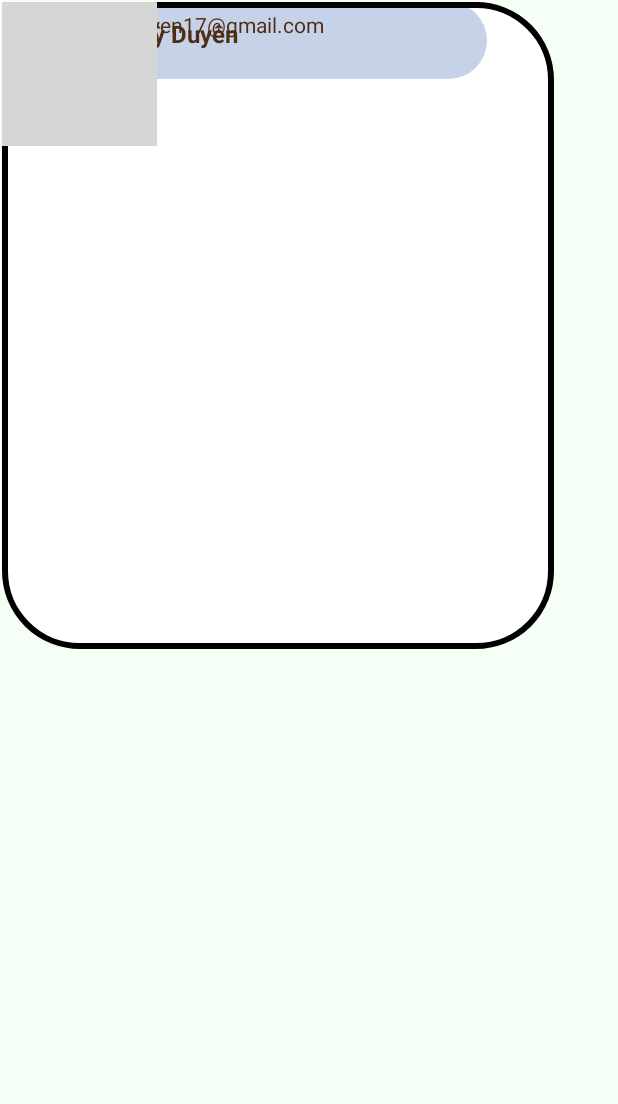
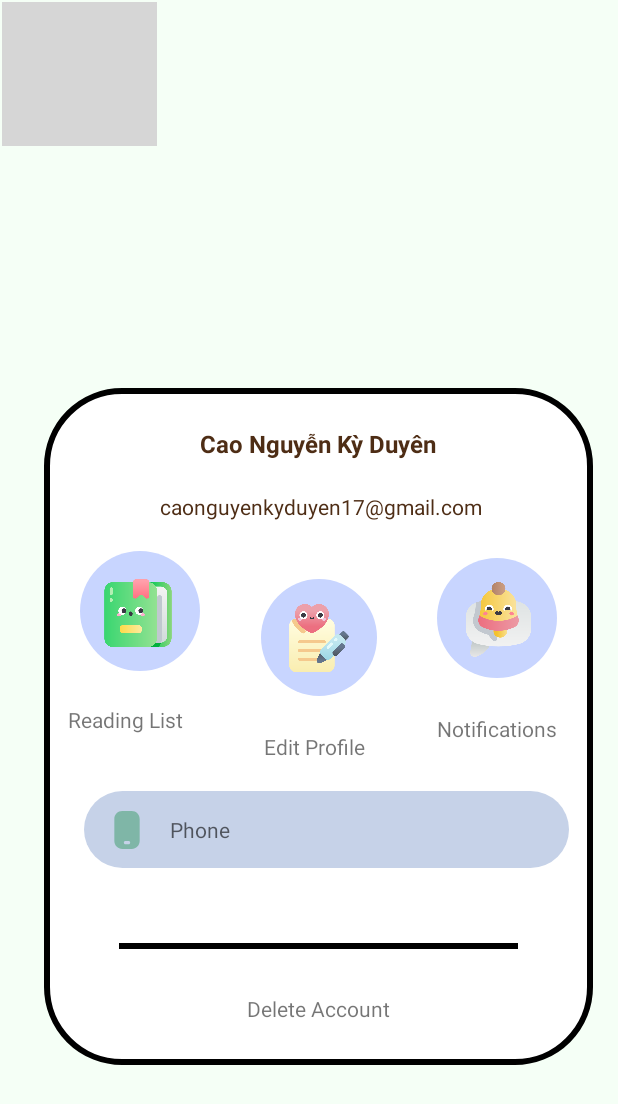
Before and after one commit to JimDaDa/ReadingBooks_Final, an Android app: the layout fragment_account.xml on its own in the app's theme, with its tools: preview values and no code run, on a phone screen of 412 x 824 dp. Shown: the top 1104 px of the screen. Run offline under Robolectric (Android 15) with nearby library versions, the phone set to English and light mode, and no system bars; grey boxes are pictures that could not be loaded.

Commit message:
//Thanh Thảo update

```diff
--- a/app/src/main/res/layout/fragment_account.xml
+++ b/app/src/main/res/layout/fragment_account.xml
@@ -1,5 +1,5 @@
 <?xml version="1.0" encoding="utf-8"?>
-<ScrollView
+<androidx.constraintlayout.widget.ConstraintLayout
     xmlns:android="http://schemas.android.com/apk/res/android"
     xmlns:app="http://schemas.android.com/apk/res-auto"
     xmlns:tools="http://schemas.android.com/tools"
@@ -8,26 +8,29 @@
     android:background="@color/background"
     android:padding="1dp">
 
-    <androidx.constraintlayout.widget.ConstraintLayout
-        android:layout_width="match_parent"
-        android:layout_height="wrap_content"
-        android:background="@color/background">
-
 
     <androidx.constraintlayout.widget.ConstraintLayout
-            android:layout_width="368dp"
-            android:layout_height="431dp"
+        android:layout_width="366dp"
+        android:layout_height="451dp"
         android:background="@drawable/background_border"
-            tools:layout_editor_absoluteX="19dp"
-            tools:layout_editor_absoluteY="176dp">
+        app:layout_constraintBottom_toBottomOf="parent"
+        app:layout_constraintEnd_toEndOf="parent"
+        app:layout_constraintHorizontal_bias="0.644"
+        app:layout_constraintStart_toStartOf="parent"
+        app:layout_constraintTop_toTopOf="parent"
+        app:layout_constraintVertical_bias="0.696">
+
 
         <androidx.constraintlayout.widget.ConstraintLayout
             android:id="@+id/constraintLayout2"
             android:layout_width="80dp"
             android:layout_height="80dp"
+            android:layout_marginEnd="24dp"
             android:background="@drawable/circle"
-                tools:layout_editor_absoluteX="261dp"
-                tools:layout_editor_absoluteY="134dp">
+            app:layout_constraintBottom_toTopOf="@+id/textView10"
+            app:layout_constraintEnd_toEndOf="parent"
+            app:layout_constraintTop_toTopOf="parent"
+            app:layout_constraintVertical_bias="0.825">
 
             <ImageView
                 android:id="@+id/imageView4"
@@ -42,11 +45,15 @@
         </androidx.constraintlayout.widget.ConstraintLayout>
 
         <androidx.constraintlayout.widget.ConstraintLayout
+            android:id="@+id/constraintLayout3"
             android:layout_width="80dp"
             android:layout_height="80dp"
+            android:layout_marginStart="24dp"
             android:background="@drawable/circle"
-                tools:layout_editor_absoluteX="23dp"
-                tools:layout_editor_absoluteY="134dp">
+            app:layout_constraintBottom_toTopOf="@+id/textView6"
+            app:layout_constraintStart_toStartOf="parent"
+            app:layout_constraintTop_toTopOf="parent"
+            app:layout_constraintVertical_bias="0.825">
 
             <ImageView
                 android:id="@+id/imageView5"
@@ -62,14 +69,15 @@
 
         </androidx.constraintlayout.widget.ConstraintLayout>
 
-
         <androidx.constraintlayout.widget.ConstraintLayout
             android:id="@+id/constraintLayout"
-                android:layout_width="80dp"
-                android:layout_height="80dp"
+            android:layout_width="77dp"
+            android:layout_height="78dp"
+            android:layout_marginBottom="24dp"
             android:background="@drawable/circle"
-                tools:layout_editor_absoluteX="152dp"
-                tools:layout_editor_absoluteY="134dp">
+            app:layout_constraintBottom_toTopOf="@+id/textView9"
+            app:layout_constraintEnd_toStartOf="@+id/constraintLayout2"
+            app:layout_constraintStart_toEndOf="@+id/constraintLayout3">
 
             <ImageView
                 android:id="@+id/imageView7"
@@ -80,6 +88,7 @@
                 app:layout_constraintStart_toStartOf="parent"
                 app:layout_constraintTop_toTopOf="parent"
                 app:srcCompat="@drawable/pic2" />
+
         </androidx.constraintlayout.widget.ConstraintLayout>
 
         <TextView
@@ -93,8 +102,12 @@
             android:hint="Phone"
             android:inputType="text"
             android:padding="16dp"
-                tools:layout_editor_absoluteX="19dp"
-                tools:layout_editor_absoluteY="274dp" />
+            app:layout_constraintBottom_toBottomOf="parent"
+            app:layout_constraintEnd_toEndOf="parent"
+            app:layout_constraintHorizontal_bias="0.627"
+            app:layout_constraintStart_toStartOf="parent"
+            app:layout_constraintTop_toTopOf="parent"
+            app:layout_constraintVertical_bias="0.672" />
 
         <View
             android:id="@+id/view8"
@@ -102,72 +115,80 @@
             android:layout_height="4dp"
             android:layout_margin="50dp"
             android:background="#FF000000"
-                tools:layout_editor_absoluteX="50dp"
-                tools:layout_editor_absoluteY="360dp" />
+            app:layout_constraintEnd_toEndOf="parent"
+            app:layout_constraintStart_toStartOf="parent"
+            app:layout_constraintTop_toBottomOf="@+id/phone" />
 
         <TextView
             android:id="@+id/acc_email"
             android:layout_width="wrap_content"
             android:layout_height="wrap_content"
+            android:layout_marginTop="16dp"
             android:paddingTop="5dp"
             android:text="@string/action_gmail_acc"
             android:textColor="@color/nau"
             android:textSize="14sp"
-                tools:layout_editor_absoluteX="100dp"
-                tools:layout_editor_absoluteY="78dp" />
+            app:layout_constraintEnd_toEndOf="parent"
+            app:layout_constraintHorizontal_bias="0.512"
+            app:layout_constraintStart_toStartOf="parent"
+            app:layout_constraintTop_toBottomOf="@+id/fullname" />
 
         <TextView
             android:id="@+id/textView5"
             android:layout_width="wrap_content"
             android:layout_height="wrap_content"
+            android:layout_marginBottom="28dp"
             android:text="Delete Account"
-                tools:layout_editor_absoluteX="137dp"
-                tools:layout_editor_absoluteY="381dp" />
+            app:layout_constraintBottom_toBottomOf="parent"
+            app:layout_constraintEnd_toEndOf="parent"
+            app:layout_constraintHorizontal_bias="0.501"
+            app:layout_constraintStart_toStartOf="parent" />
 
         <TextView
             android:id="@+id/textView6"
-                android:layout_width="wrap_content"
-                android:layout_height="wrap_content"
+            android:layout_width="82dp"
+            android:layout_height="20dp"
+            android:layout_marginStart="16dp"
+            android:layout_marginBottom="32dp"
             android:text="Reading List"
-                tools:layout_editor_absoluteX="23dp"
-                tools:layout_editor_absoluteY="223dp" />
+            app:layout_constraintBottom_toTopOf="@+id/phone"
+            app:layout_constraintStart_toStartOf="parent"
+            app:layout_constraintTop_toBottomOf="@+id/constraintLayout" />
 
         <TextView
             android:id="@+id/textView9"
             android:layout_width="wrap_content"
             android:layout_height="wrap_content"
+            android:layout_marginBottom="20dp"
             android:text="Edit Profile"
-                tools:layout_editor_absoluteX="158dp"
-                tools:layout_editor_absoluteY="223dp" />
+            app:layout_constraintBottom_toTopOf="@+id/phone"
+            app:layout_constraintEnd_toStartOf="@+id/textView10"
+            app:layout_constraintStart_toEndOf="@+id/textView6" />
 
         <TextView
             android:id="@+id/textView10"
             android:layout_width="wrap_content"
             android:layout_height="wrap_content"
+            android:layout_marginEnd="24dp"
+            android:layout_marginBottom="20dp"
             android:text="Notifications"
-                tools:layout_editor_absoluteX="261dp"
-                tools:layout_editor_absoluteY="223dp" />
+            app:layout_constraintBottom_toTopOf="@+id/phone"
+            app:layout_constraintEnd_toEndOf="parent"
+            app:layout_constraintTop_toBottomOf="@+id/constraintLayout" />
 
         <TextView
             android:id="@+id/fullname"
             android:layout_width="wrap_content"
             android:layout_height="wrap_content"
+            android:layout_marginTop="16dp"
             android:paddingTop="10dp"
             android:text="@string/action_name_acc"
             android:textColor="@color/nau"
             android:textSize="16sp"
             android:textStyle="bold"
-                tools:layout_editor_absoluteX="113dp"
-                tools:layout_editor_absoluteY="38dp" />
-
-            <ImageButton
-                android:id="@+id/edit_profile"
-                android:layout_width="44dp"
-                android:layout_height="39dp"
-                android:src="@drawable/pencil"
-                tools:layout_editor_absoluteX="55dp"
-                tools:layout_editor_absoluteY="23dp"
-                tools:ignore="MissingConstraints" />
+            app:layout_constraintEnd_toEndOf="parent"
+            app:layout_constraintStart_toStartOf="parent"
+            app:layout_constraintTop_toTopOf="parent" />
 
 
     </androidx.constraintlayout.widget.ConstraintLayout>
@@ -180,9 +201,18 @@
             tools:ignore="MissingConstraints"
             tools:layout_conversion_absoluteHeight="104dp"
             tools:layout_conversion_absoluteWidth="100dp"
-            tools:layout_editor_absoluteX="151dp"
-            tools:layout_editor_absoluteY="110dp" />
+            tools:layout_editor_absoluteX="163dp"
+            tools:layout_editor_absoluteY="59dp" />
+
+        <ImageButton
+            android:id="@+id/edit_profile"
+            android:layout_width="44dp"
+            android:layout_height="39dp"
+            android:src="@drawable/pencil"
+            tools:ignore="MissingConstraints"
+            tools:layout_editor_absoluteX="58dp"
+            tools:layout_editor_absoluteY="95dp" />
+
 
 
 </androidx.constraintlayout.widget.ConstraintLayout>
-</ScrollView>
```
Lines whose indentation alone changed are shown as unchanged.
